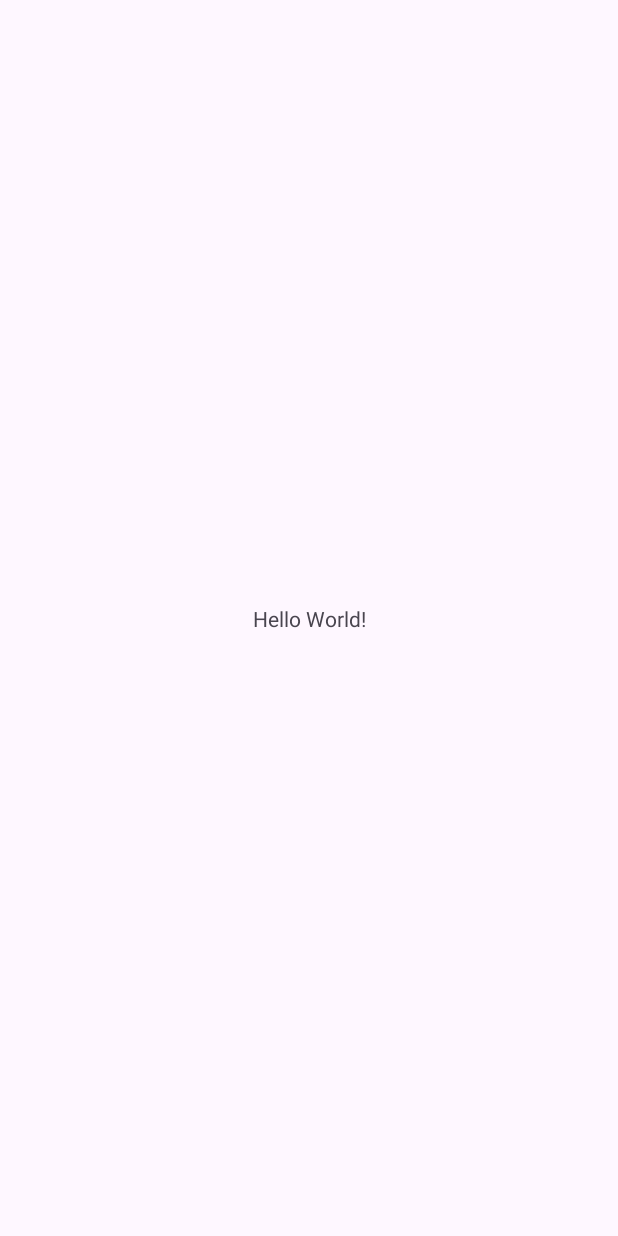
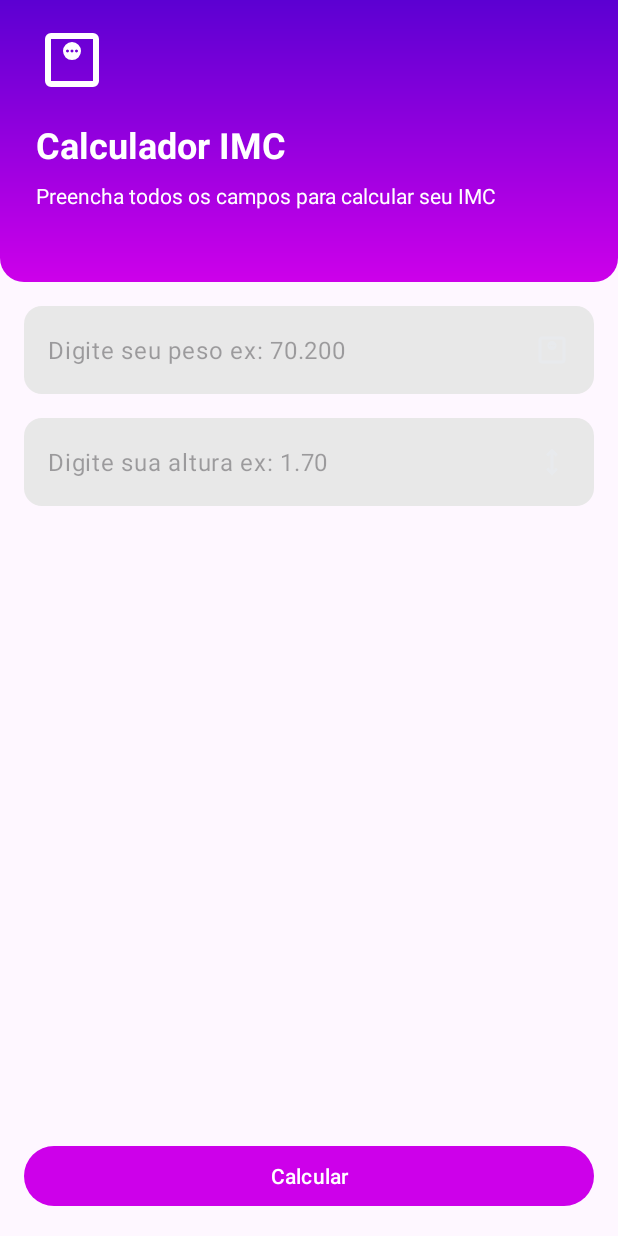
Before and after one commit to Jhonn-y/calculadoraimc_kt, an Android app: the screen it shows after launch (MainActivity), on a phone screen of 412 x 824 dp. Before the commit the screen is almost empty. Run offline under Robolectric (Android 15) with nearby library versions, the phone set to English and light mode, and no system bars.

Commit message:
Projeto IMC com Kotlin

```diff
--- a/app/build.gradle.kts
+++ b/app/build.gradle.kts
@@ -41,6 +41,7 @@ dependencies {
     implementation("androidx.appcompat:appcompat:1.6.1")
     implementation("com.google.android.material:material:1.10.0")
     implementation("androidx.constraintlayout:constraintlayout:2.1.4")
+    implementation("androidx.activity:activity:1.8.0")
     testImplementation("junit:junit:4.13.2")
     androidTestImplementation("androidx.test.ext:junit:1.1.5")
     androidTestImplementation("androidx.test.espresso:espresso-core:3.5.1")
--- a/app/src/main/AndroidManifest.xml
+++ b/app/src/main/AndroidManifest.xml
@@ -13,6 +13,9 @@
         android:theme="@style/Theme.Calculadoraimc"
         tools:targetApi="31">
         <activity
+            android:name=".ResultActivity"
+            android:exported="false" />
+        <activity
             android:name=".MainActivity"
             android:exported="true">
             <intent-filter>
--- /dev/null
+++ b/app/src/main/res/drawable/gradient_bg.xml
@@ -0,0 +1,11 @@
+<?xml version="1.0" encoding="utf-8"?>
+<shape xmlns:android="http://schemas.android.com/apk/res/android">
+    <corners android:topLeftRadius="0dp"
+        android:topRightRadius="0dp"
+        android:bottomLeftRadius="16dp"
+        android:bottomRightRadius="16dp"/>
+
+    <gradient android:startColor="@color/primaryColor_400"
+        android:endColor="@color/primaryColor_900"
+        android:angle="90" />
+</shape>
--- /dev/null
+++ b/app/src/main/res/drawable/ic_height.xml
@@ -0,0 +1,9 @@
+<vector xmlns:android="http://schemas.android.com/apk/res/android"
+    android:width="24dp"
+    android:height="24dp"
+    android:viewportWidth="960"
+    android:viewportHeight="960">
+  <path
+      android:pathData="M480,840 L320,680l56,-56 64,63v-414l-64,63 -56,-56 160,-160 160,160 -56,57 -64,-64v414l64,-63 56,56 -160,160Z"
+      android:fillColor="#e8eaed"/>
+</vector>
--- /dev/null
+++ b/app/src/main/res/drawable/ic_weight.xml
@@ -0,0 +1,9 @@
+<vector xmlns:android="http://schemas.android.com/apk/res/android"
+    android:width="24dp"
+    android:height="24dp"
+    android:viewportWidth="960"
+    android:viewportHeight="960">
+  <path
+      android:pathData="M480,480q50,0 85,-35t35,-85q0,-50 -35,-85t-85,-35q-50,0 -85,35t-35,85q0,50 35,85t85,35ZM420,380q-8,0 -14,-6t-6,-14q0,-8 6,-14t14,-6q8,0 14,6t6,14q0,8 -6,14t-14,6ZM480,380q-8,0 -14,-6t-6,-14q0,-8 6,-14t14,-6q8,0 14,6t6,14q0,8 -6,14t-14,6ZM540,380q-8,0 -14,-6t-6,-14q0,-8 6,-14t14,-6q8,0 14,6t6,14q0,8 -6,14t-14,6ZM200,840q-33,0 -56.5,-23.5T120,760v-560q0,-33 23.5,-56.5T200,120h560q33,0 56.5,23.5T840,200v560q0,33 -23.5,56.5T760,840L200,840ZM200,760h560v-560L200,200v560ZM200,200v560,-560Z"
+      android:fillColor="#e8eaed"/>
+</vector>
--- /dev/null
+++ b/app/src/main/res/drawable/rounded_bg.xml
@@ -0,0 +1,5 @@
+<?xml version="1.0" encoding="utf-8"?>
+<shape xmlns:android="http://schemas.android.com/apk/res/android">
+    <solid android:color="#E8E8E8"/>
+    <corners android:radius="12dp"/>
+</shape>
--- a/app/src/main/res/layout/activity_main.xml
+++ b/app/src/main/res/layout/activity_main.xml
@@ -6,13 +6,98 @@
     android:layout_height="match_parent"
     tools:context=".MainActivity">
 
-    <TextView
-        android:layout_width="wrap_content"
+    <LinearLayout
+        android:id="@+id/vg_parent"
+        android:layout_width="match_parent"
         android:layout_height="wrap_content"
-        android:text="Hello World!"
+        android:orientation="vertical"
+        android:background="@drawable/gradient_bg"
+        android:layout_marginBottom="24dp"
+        app:layout_constraintEnd_toEndOf="parent"
+        app:layout_constraintStart_toStartOf="parent"
+        app:layout_constraintTop_toTopOf="parent">
+
+        <ImageView
+            android:src="@drawable/ic_weight"
+            android:layout_marginStart="24dp"
+            android:layout_marginBottom="16dp"
+            android:layout_marginTop="16dp"
+            android:layout_width="48dp"
+            android:layout_height="48dp"
+            app:tint="@color/white" />
+
+        <TextView
+            android:layout_width="wrap_content"
+            android:layout_height="wrap_content"
+            android:layout_marginStart="24dp"
+            android:text="Calculador IMC"
+            android:textSize="24sp"
+            android:textColor="@color/white"
+            android:textStyle="bold"/>
+
+        <TextView
+            android:layout_width="wrap_content"
+            android:layout_height="wrap_content"
+            android:layout_marginTop="8dp"
+            android:layout_marginStart="24dp"
+            android:layout_marginEnd="24dp"
+            android:layout_marginBottom="48dp"
+            android:text="Preencha todos os campos para calcular seu IMC"
+            android:textColor="@color/white" />
+
+    </LinearLayout>
+
+    <Button
+        android:id="@+id/bt_calcular"
+        android:layout_width="match_parent"
+        android:layout_height="wrap_content"
+        android:layout_margin="16dp"
+        android:text="Calcular"
         app:layout_constraintBottom_toBottomOf="parent"
         app:layout_constraintEnd_toEndOf="parent"
+        app:layout_constraintStart_toStartOf="parent" />
+
+    <com.google.android.material.textfield.TextInputLayout
+        android:id="@+id/textInputLayout"
+        android:layout_width="match_parent"
+        android:layout_height="wrap_content"
+        android:layout_marginStart="16dp"
+        android:layout_marginTop="16dp"
+        android:layout_marginEnd="16dp"
+        app:hintEnabled="false"
+        app:layout_constraintEnd_toEndOf="parent"
         app:layout_constraintStart_toStartOf="parent"
-        app:layout_constraintTop_toTopOf="parent" />
+        app:layout_constraintTop_toBottomOf="@+id/vg_parent">
+
+        <com.google.android.material.textfield.TextInputEditText
+            android:id="@+id/td_peso"
+            android:layout_width="match_parent"
+            android:layout_height="wrap_content"
+            android:background="@drawable/rounded_bg"
+            android:drawableEnd="@drawable/ic_weight"
+            android:hint="Digite seu peso ex: 70.200"
+            android:inputType="numberDecimal"
+            android:maxLength="7" />
+    </com.google.android.material.textfield.TextInputLayout>
+
+    <com.google.android.material.textfield.TextInputLayout
+        android:layout_width="match_parent"
+        android:layout_height="wrap_content"
+        android:layout_margin="16dp"
+        app:hintEnabled="false"
+        app:layout_constraintEnd_toEndOf="parent"
+        app:layout_constraintStart_toStartOf="parent"
+        app:layout_constraintTop_toBottomOf="@+id/textInputLayout">
+
+        <com.google.android.material.textfield.TextInputEditText
+            android:id="@+id/td_altura"
+            android:layout_width="match_parent"
+            android:layout_height="wrap_content"
+            android:background="@drawable/rounded_bg"
+            android:drawableEnd="@drawable/ic_height"
+            android:maxLength="4"
+            android:hint="Digite sua altura ex: 1.70"
+            android:inputType="numberDecimal"/>
+    </com.google.android.material.textfield.TextInputLayout>
 
 </androidx.constraintlayout.widget.ConstraintLayout>
--- a/app/src/main/res/values-night/themes.xml
+++ b/app/src/main/res/values-night/themes.xml
@@ -2,6 +2,7 @@
     <!-- Base application theme. -->
     <style name="Base.Theme.Calculadoraimc" parent="Theme.Material3.DayNight.NoActionBar">
         <!-- Customize your dark theme here. -->
-        <!-- <item name="colorPrimary">@color/my_dark_primary</item> -->
+        <item name="colorPrimary">@color/primaryColor_400</item>
+        <item name="android:statusBarColor">@color/primaryColor_900</item>
     </style>
 </resources>
--- a/app/src/main/res/values/colors.xml
+++ b/app/src/main/res/values/colors.xml
@@ -2,4 +2,7 @@
 <resources>
     <color name="black">#FF000000</color>
     <color name="white">#FFFFFFFF</color>
+
+    <color name="primaryColor_400">#cd00ea</color>
+    <color name="primaryColor_900">#5c00d2</color>
 </resources>
--- a/app/src/main/res/values/themes.xml
+++ b/app/src/main/res/values/themes.xml
@@ -2,7 +2,8 @@
     <!-- Base application theme. -->
     <style name="Base.Theme.Calculadoraimc" parent="Theme.Material3.DayNight.NoActionBar">
         <!-- Customize your light theme here. -->
-        <!-- <item name="colorPrimary">@color/my_light_primary</item> -->
+        <item name="colorPrimary">@color/primaryColor_400</item>
+        <item name="android:statusBarColor">@color/primaryColor_900</item>
     </style>
 
     <style name="Theme.Calculadoraimc" parent="Base.Theme.Calculadoraimc" />
```
Also changed, not shown: app/src/main/java/com/comunidadedevspace/imc/MainActivity.kt (+32 -0 lines), app/src/main/java/com/comunidadedevspace/imc/ResultActivity.kt (added, +37 -0 lines), app/src/main/res/layout/activity_result.xml (added, +81 -0 lines).
